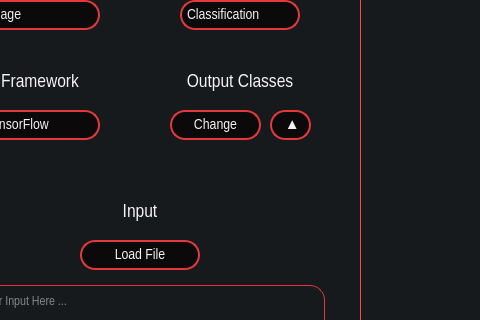
The window that UIs/main-page.ui (heidariarash/NN2GUI) describes before a commit, drawn with Qt 5; both pictures show x 90 to 570 and y 90 to 410 of the 1000 by 750 pixel window.
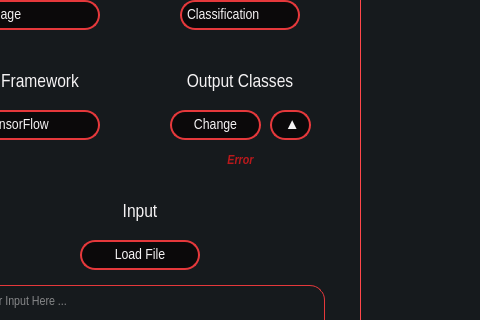
The same window after the commit. Icons and pictures are not drawn.

Commit message: initial stuff of load classes added

```diff
--- a/UIs/main-page.ui
+++ b/UIs/main-page.ui
@@ -952,6 +952,42 @@
      <string> ▲</string>
     </property>
    </widget>
+   <widget class="QLabel" name="load_classes_error">
+    <property name="geometry">
+     <rect>
+      <x>240</x>
+      <y>240</y>
+      <width>181</width>
+      <height>20</height>
+     </rect>
+    </property>
+    <property name="sizePolicy">
+     <sizepolicy hsizetype="Preferred" vsizetype="Preferred">
+      <horstretch>0</horstretch>
+      <verstretch>0</verstretch>
+     </sizepolicy>
+    </property>
+    <property name="font">
+     <font>
+      <family>Arial Narrow</family>
+      <pointsize>10</pointsize>
+      <weight>75</weight>
+      <italic>true</italic>
+      <bold>true</bold>
+     </font>
+    </property>
+    <property name="styleSheet">
+     <string notr="true">QLabel {
+	color: #BA181B;
+}</string>
+    </property>
+    <property name="text">
+     <string>Error</string>
+    </property>
+    <property name="alignment">
+     <set>Qt::AlignCenter</set>
+    </property>
+   </widget>
   </widget>
   <widget class="QStatusBar" name="statusbar"/>
  </widget>
```
The commit also changes 2 other files.
